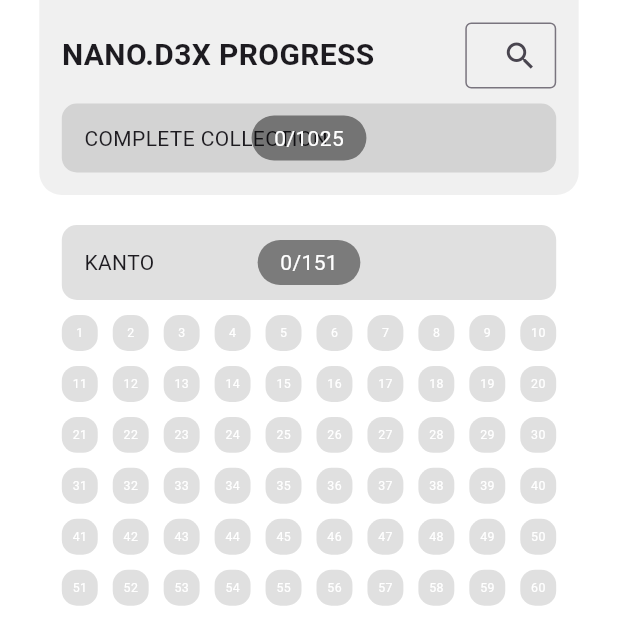
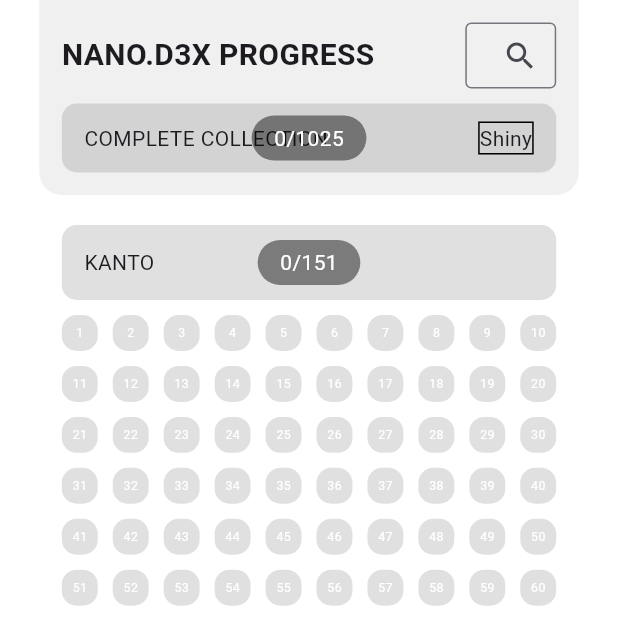
Before and after one commit to gobrianyu/nanod3x, a Flutter app: the screen it shows after launch, on a phone screen of 412 x 824 dp, the top half of it. Run offline on Flutter 3.47's test engine with Material 3 defaults, Android fonts, the phone set to English and light mode, and no system bars; our stand-ins replace cached_network_image, firebase_core, firebase_storage; accounts and stored records are empty; network calls fail.

Commit message:
Initial shiny toggle test

```diff
--- a/lib/collection.dart
+++ b/lib/collection.dart
@@ -3,11 +3,11 @@ import 'dart:ui';
 import 'package:cached_network_image/cached_network_image.dart';
 import 'package:firebase_storage/firebase_storage.dart';
 import 'package:flutter/material.dart';
-import 'models/dex_entry.dart';
+import 'models/dex_entry.dart' as dex;
 import 'models/region.dart';
 
 class Collection extends StatefulWidget{
-  final List<DexEntry> fullDex;
+  final List<dex.DexEntry> fullDex;
 
   const Collection(this.fullDex, {super.key});
 
@@ -19,6 +19,7 @@ class _CollectionState extends State<Collection> {
   final ScrollController _scrollController = ScrollController();
 
   bool darkMode = false;
+  bool shinyToggle = false;
   Color mainColour = Colors.white;
   Color invertColour = Colors.black;
   Color accentColourLight = Colors.black12;
@@ -28,6 +29,7 @@ class _CollectionState extends State<Collection> {
   double screenWidth = 100;
 
   Map<String, String?> imageCache = {};
+  Map<String, String?> shinyCache = {};
 
   Map<Region, int> completed = {};
   int totalComplete = 0;
@@ -148,9 +150,11 @@ class _CollectionState extends State<Collection> {
                   child: Stack(
                     alignment: Alignment.center,
                     children: [
-                      const Row(
+                      Row(
                         children: [
-                          Text('COMPLETE COLLECTION'),
+                          const Text('COMPLETE COLLECTION'),
+                          const Spacer(),
+                          _shinyToggleButton()
                         ],
                       ),
                       Container(
@@ -172,6 +176,27 @@ class _CollectionState extends State<Collection> {
               ),
             )
           ],
+        ),
+      )
+    );
+  }
+
+  Widget _shinyToggleButton() {
+    return MouseRegion(
+      cursor: SystemMouseCursors.click,
+      child: GestureDetector(
+        onTap: () {
+          setState(() => shinyToggle = !shinyToggle);
+        },
+        child: Container(
+          decoration: BoxDecoration(
+            border: Border.all()
+          ),
+          child: Row(
+            children: [
+              Text(shinyToggle ? 'Classic' : 'Shiny')
+            ],
+          )
         ),
       )
     );
@@ -268,7 +293,8 @@ final _imageCacheManager = _ImageCacheManager(); // Store globally or in the wid
 List<Widget> _regionTiles(Region region) {
   return List.generate(region.dexSize, (index) {
     int dexIndex = region.dexFirst - 1 + index;
-    String imageAssetLocation = widget.fullDex[dexIndex].forms[0].imageAssetM;
+    dex.Form form = widget.fullDex[dexIndex].forms[0];
+    String imageAssetLocation = shinyToggle ? form.imageAssetMShiny : form.imageAssetM;
 
     return ValueListenableBuilder<String?>(
       valueListenable: _imageCacheManager.getNotifier(
@@ -319,24 +345,25 @@ List<Widget> _regionTiles(Region region) {
   }
 
   Future<String?> getImageUrl(String path, Region region) async {
-    if (imageCache.containsKey(path) && imageCache[path] != 'error' && imageCache[path] != null) {
-      return imageCache[path]; // Return cached URL if available
+    Map<String, String?> currCache = shinyToggle ? shinyCache : imageCache;
+    if (currCache.containsKey(path) && currCache[path] != 'error' && currCache[path] != null) {
+      return currCache[path];  // Return cached URL if available
     }
 
-    imageCache[path] = null; // Indicate it's still loading
+    currCache[path] = null;  // Indicate it's still loading
 
     try {
       final storageRef = FirebaseStorage.instance.ref().child(path);
       String url = await storageRef.getDownloadURL();
 
-      imageCache[path] = url; // Store the fetched URL
+      currCache[path] = url; // Store the fetched URL
       setState(() {
         totalComplete++;
         completed.update(region, (val) => val + 1, ifAbsent:() => 1);
       });
       return url;
     } on FirebaseException catch (_) {
-      imageCache[path] = 'error'; // Explicitly mark as failed
+      currCache[path] = 'error'; // Explicitly mark as failed
       return 'error';
     }
   }
@@ -371,7 +398,7 @@ class _HoverImageTileState extends State<HoverImageTile> {
             color: Colors.white,
             border: Border.all(
               color: _isHovered ? Colors.black45 : Colors.black12,
-              width: _isHovered ? 3 : 1,
+              width: _isHovered ? 2 : 1,
             ),
             borderRadius: BorderRadius.circular(10),
             boxShadow: _isHovered
```
